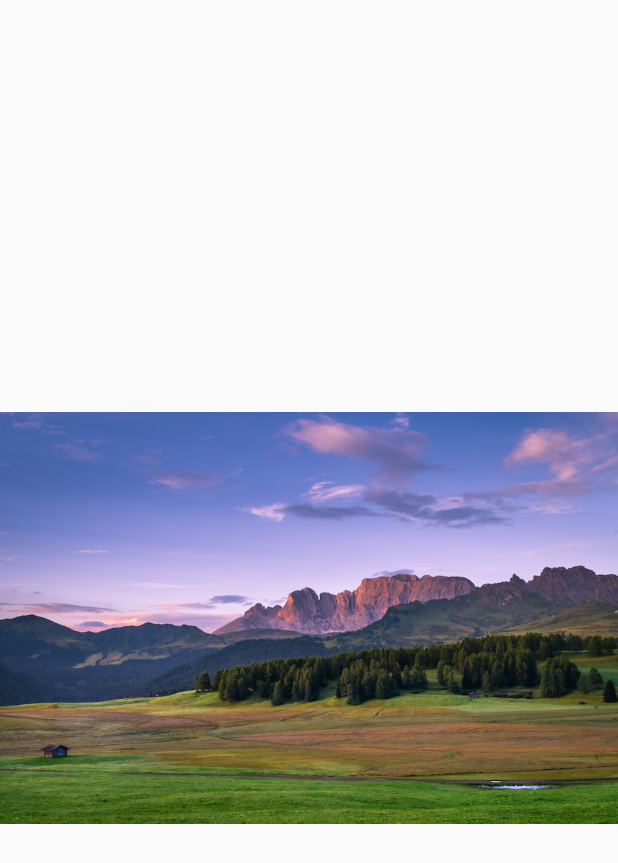
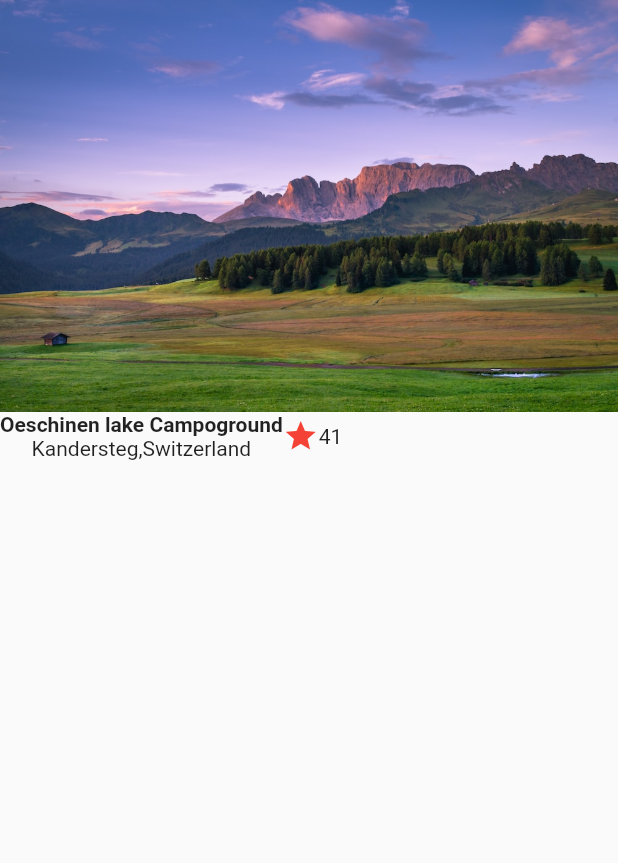
Before and after one commit to IngridC10/DISENOS-EN-FLUTTER, a Flutter app: the screen it shows after launch, on a phone screen of 412 x 824 dp. Shown: the top 863 px of the screen. Run offline on Flutter 3.47's test engine with Material 2 defaults, Android fonts, the phone set to English and light mode, and no system bars.

Commit message:
agregando texto

```diff
--- a/disenios/lib/screens/basic_design.dart
+++ b/disenios/lib/screens/basic_design.dart
@@ -4,7 +4,35 @@ class BasicDesignScreen extends StatelessWidget {
   @override
   Widget build(BuildContext context) {
     return Scaffold(
-      body: Center(child: Image(image: AssetImage('assets/landscape.jpeg'))),
+        body: Column(children: [
+      //Imagen
+      Image(image: AssetImage('assets/landscape.jpeg')),
+
+      //Titulo
+      Title()
+    ]));
+  }
+}
+
+class Title extends StatelessWidget {
+  const Title({
+    Key? key,
+  }) : super(key: key);
+
+  @override
+  Widget build(BuildContext context) {
+    return Row(
+      children: [
+        Column(
+          children: [
+            Text('Oeschinen lake Campoground',
+                style: TextStyle(fontWeight: FontWeight.bold)),
+            Text('Kandersteg,Switzerland'),
+          ],
+        ),
+        Icon(Icons.star, color: Colors.red),
+        Text('41'),
+      ],
     );
   }
 }
```
